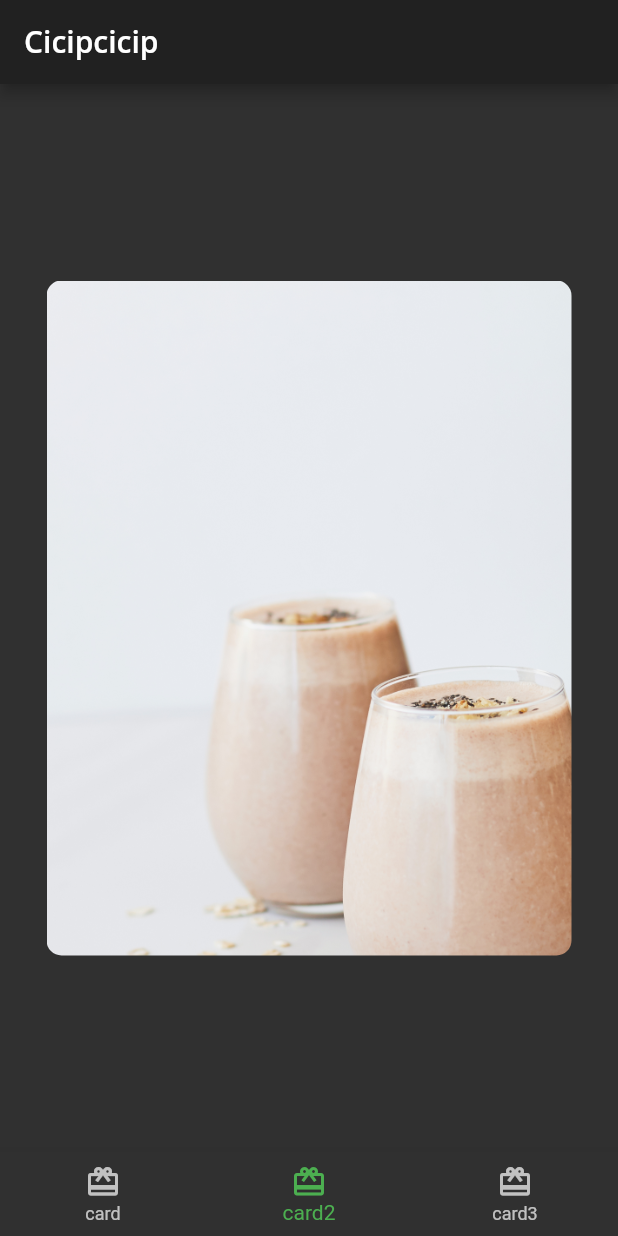
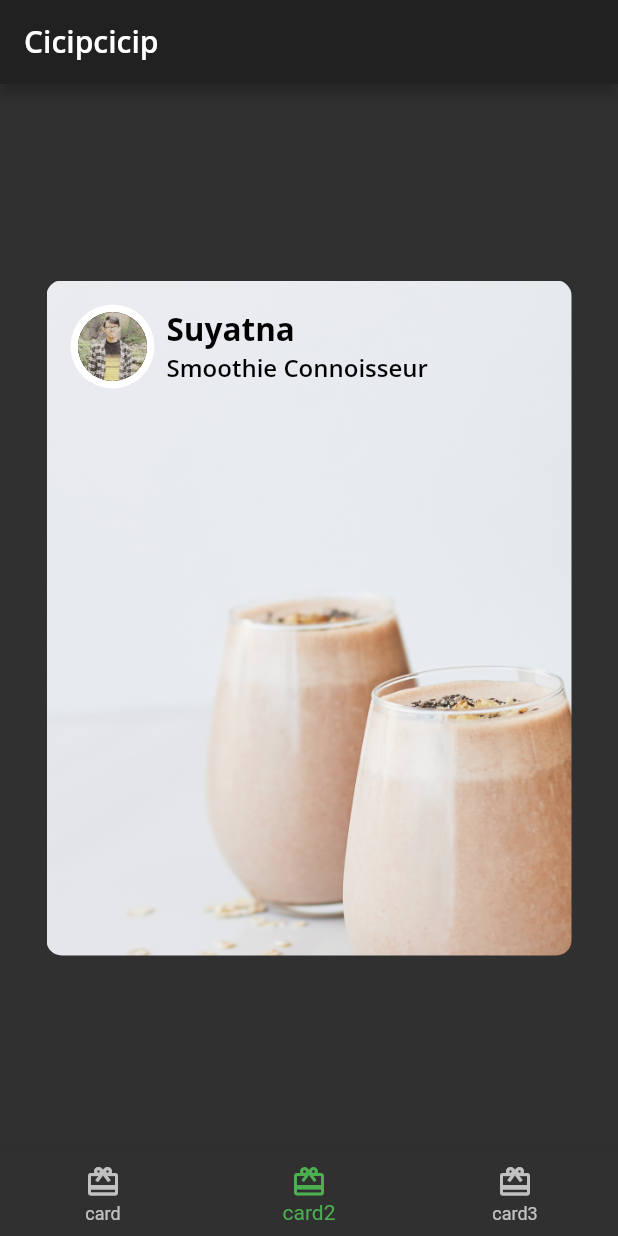
Before and after one commit to zuyatna/cicipcicip, a Flutter app: the screen it shows after launch, item 2 of the bottom bar chosen, on a phone screen of 412 x 824 dp. Run offline on Flutter 3.47's test engine with Material 2 defaults, Android fonts, the phone set to English and light mode, and no system bars; our stand-ins replace google_fonts.

Commit message:
adding author card in card2.dart

```diff
--- /dev/null
+++ b/lib/avatar/circle_image.dart
@@ -0,0 +1,20 @@
+import 'package:flutter/material.dart';
+
+class CircleImage extends StatelessWidget {
+  const CircleImage({Key? key, required this.imageRadius, this.imageProvider}) : super(key: key);
+
+  final double imageRadius;
+  final ImageProvider? imageProvider;
+
+  @override
+  Widget build(BuildContext context) {
+    return CircleAvatar(
+      backgroundColor: Colors.white,
+      radius: imageRadius,
+      child: CircleAvatar(
+        radius: imageRadius - 5,
+        backgroundImage: imageProvider,
+      ),
+    );
+  }
+}
--- /dev/null
+++ b/lib/card/author_card.dart
@@ -0,0 +1,43 @@
+import 'package:flutter/material.dart';
+import 'package:cicipcicip/theme/cicipcicip_theme.dart';
+import 'package:cicipcicip/avatar/circle_image.dart';
+
+class AuthorCard extends StatelessWidget {
+  const AuthorCard({Key? key, required this.authorName, required this.title, this.imageProvider}) : super(key: key);
+
+  final String authorName;
+  final String title;
+  final ImageProvider? imageProvider;
+
+  @override
+  Widget build(BuildContext context) {
+    return Container(
+      padding: const EdgeInsets.all(16),
+      child: Row(
+        // TODO 3: Add alignment
+        children: [
+          Row(
+            children: [
+              CircleImage(imageRadius: 28, imageProvider: imageProvider,),
+              const SizedBox(width: 8,),
+              Column(
+                crossAxisAlignment: CrossAxisAlignment.start,
+                children: [
+                  Text(
+                    authorName,
+                    style: CicipcicipTheme.lightTextTheme.headline2,
+                  ),
+                  Text(
+                    title,
+                    style: CicipcicipTheme.lightTextTheme.headline3,
+                  )
+                ],
+              )
+            ],
+          ),
+          // TODO 2: Add IconButton
+        ],
+      ),
+    );
+  }
+}
--- a/lib/card/Card2.dart
+++ b/lib/card/card2.dart
@@ -1,4 +1,5 @@
 import 'package:flutter/material.dart';
+import 'package:cicipcicip/card/author_card.dart';
 
 class Card2 extends StatelessWidget {
   const Card2({Key? key}) : super(key: key);
@@ -20,7 +21,11 @@ class Card2 extends StatelessWidget {
         ),
         child: Column(
           children: const [
-            // TODO 1: Add author information
+            AuthorCard(
+              authorName: 'Suyatna ',
+              title: 'Smoothie Connoisseur',
+              imageProvider: AssetImage('assets/Suyatna_Pas.jpg'),
+            ),
             // TODO 4: Add positioned text
           ],
         ),
--- a/lib/layout/home.dart
+++ b/lib/layout/home.dart
@@ -1,6 +1,6 @@
 import 'package:flutter/material.dart';
 import 'package:cicipcicip/card/card1.dart';
-import 'package:cicipcicip/card/Card2.dart';
+import 'package:cicipcicip/card/card2.dart';
 
 class Home extends StatefulWidget {
   const Home({Key? key}) : super(key: key);
```
Also changed, not shown: assets/Suyatna_Pas.jpg (added), assets/author_katz.jpeg (deleted).
